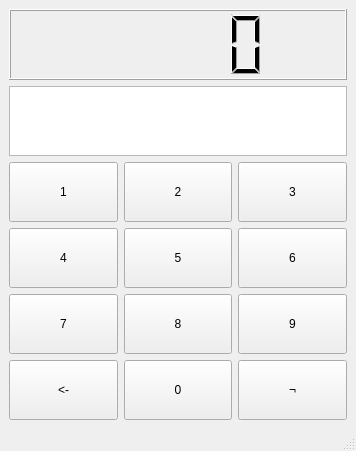
Qt form mainwindow.ui (OldBoots/BullsAndCows) before a commit.
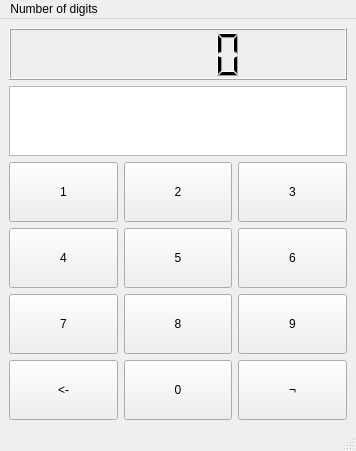
The same form after that commit.

Commit message: Поправил еще много всего.

What changed in the file:
```diff
--- a/mainwindow.ui
+++ b/mainwindow.ui
@@ -199,6 +199,13 @@
      <height>24</height>
     </rect>
    </property>
+   <widget class="QMenu" name="menu">
+    <property name="title">
+     <string>Number of digits</string>
+    </property>
+    <addaction name="action_3"/>
+   </widget>
+   <addaction name="menu"/>
   </widget>
   <widget class="QStatusBar" name="statusbar"/>
  </widget>
```
Left out of the diff: 5 changed lines with no effect on the pictures. The commit also changes 2 other files.
